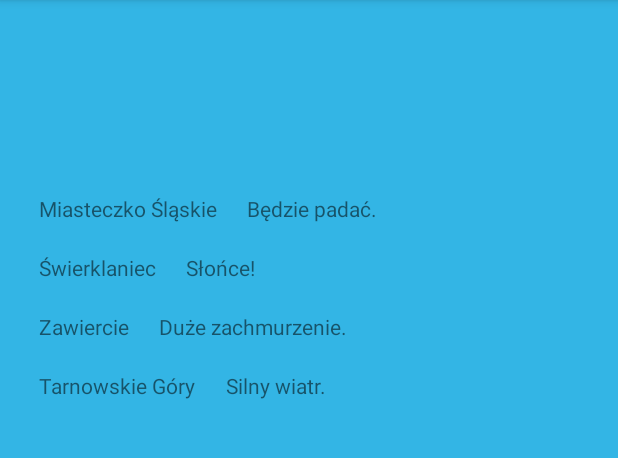
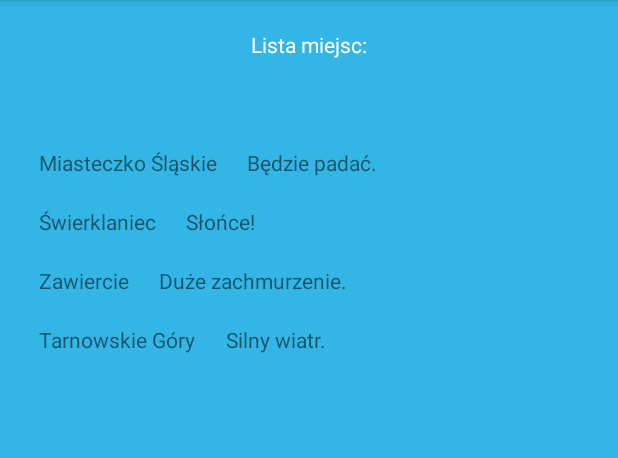
Before and after one commit to annakulaczz/LaboratoriumPum2_AppPog, an Android app: the screen it shows after launch (Main2Activity), after a tap on "POKAŻ LISTĘ DOSTĘPNYCH MIEJSC", on a phone screen of 412 x 824 dp, the part 84-542 px from its top. Run offline under Robolectric (Android 15) with nearby library versions, the phone set to English and light mode, and no system bars; our stand-ins replace ButterKnife; 1 other tap on this screen came first.

Commit message:
lista cz 2.

```diff
--- a/app/build.gradle
+++ b/app/build.gradle
@@ -36,4 +36,7 @@ dependencies {
 
     implementation 'com.github.bumptech.glide:glide:4.4.0'
     annotationProcessor 'com.github.bumptech.glide:compiler:4.4.0'
+
+    implementation 'com.github.bumptech.glide:glide:4.5.0'
+    annotationProcessor 'com.github.bumptech.glide:compiler:4.5.0'
 }
--- a/app/src/main/java/com/example/ania/apppog/MainActivity.java
+++ b/app/src/main/java/com/example/ania/apppog/MainActivity.java
@@ -8,6 +8,8 @@ import android.widget.Button;
 import android.widget.EditText;
 import android.widget.ImageView;
 import android.widget.TextView;
+
+import com.bumptech.glide.Glide;
 
 import butterknife.BindView;
 import butterknife.ButterKnife;
@@ -54,6 +56,14 @@ public class MainActivity extends AppCompatActivity {
         setContentView(R.layout.activity_main);
         ButterKnife.bind(this);
 
+        Intent getData = getIntent();
+        Bundle bundle = getIntent().getExtras();
 
+        if (bundle != null){
+            String new_city = bundle.getString("name");
+            city_TV.setText(new_city);
+        }
     }
+
+
 }
--- a/app/src/main/res/layout/activity_main.xml
+++ b/app/src/main/res/layout/activity_main.xml
@@ -26,7 +26,9 @@
         android:id="@+id/sun_image"
         android:layout_width="match_parent"
         android:layout_height="150dp"
-        android:src="@drawable/ic_wb_sunny_black_24dp"/>
+        android:src="@drawable/ic_wb_sunny_black_24dp"
+
+        />
 
     <TextView
         android:id="@+id/temperature_TV"
--- a/app/src/main/res/layout/activity_main2.xml
+++ b/app/src/main/res/layout/activity_main2.xml
@@ -11,12 +11,19 @@
     tools:context="com.example.ania.apppog.Main2Activity">
 
     <TextView
+        android:id="@+id/list"
+        android:layout_width="match_parent"
+        android:layout_height="wrap_content"
+        android:gravity="center"
+        android:text="Lista miejsc:"
+        android:layout_marginTop="20dp"
+        android:textColor="@android:color/white"/>
+
+    <TextView
         android:id="@+id/city_TV2"
         android:gravity="center"
-        android:layout_marginTop="100dp"
-        android:text="Lista miejsc:"
-        android:textColor="@android:color/white"
-        android:layout_width="match_parent"
+        android:layout_marginTop="30dp"
+       android:layout_width="match_parent"
         android:layout_height="wrap_content" />
 
         />
```
